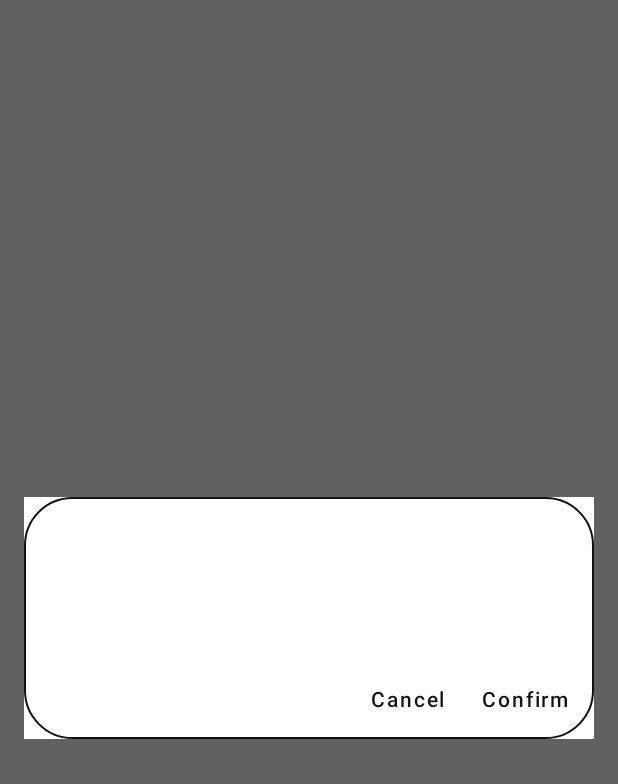
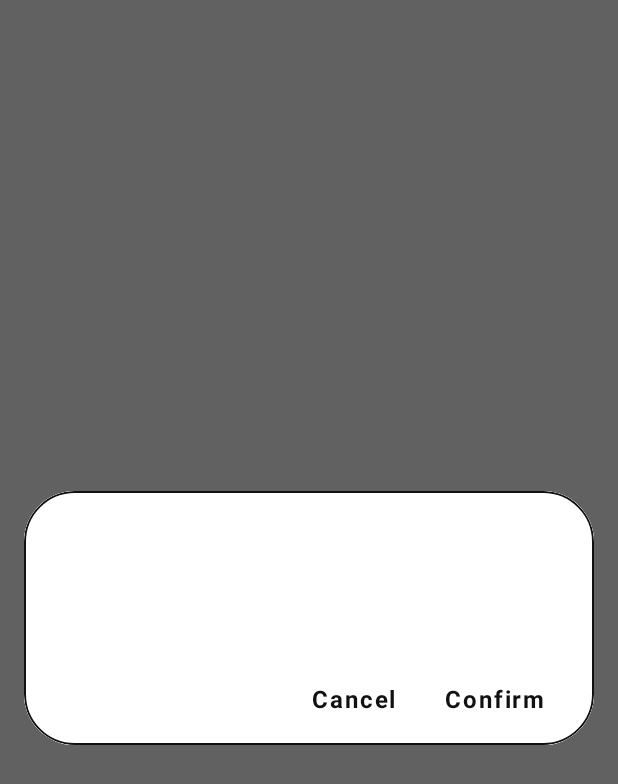
Before and after one commit to Pablit0x/BlueChat, an Android app built with Jetpack Compose: the composable CustomAlertDialog called with empty values, on a phone screen of 412 x 824 dp. Shown: the top 784 px of the screen. Run offline under Robolectric (Android 15) with nearby library versions, the phone set to English and light mode, and no system bars.

Commit message:
Polishing Alert Dialog, making sure the previous connection is closed before creating a new one

```diff
--- a/app/src/main/java/com/ps/bluechat/presentation/components/BluetoothDeviceList.kt
+++ b/app/src/main/java/com/ps/bluechat/presentation/components/BluetoothDeviceList.kt
@@ -50,7 +50,7 @@ fun BluetoothDeviceList(
         }
         items(pairedDevices) { pairedDevice ->
             BluetoothPairedDeviceItem(
-                deviceName = pairedDevice.deviceName ?: stringResource(id = R.string.no_name),
+                deviceName = pairedDevice.deviceName,
                 onClick = {
                     onStartConnecting(pairedDevice)
                 },
--- a/app/src/main/java/com/ps/bluechat/presentation/components/CustomAlertDialog.kt
+++ b/app/src/main/java/com/ps/bluechat/presentation/components/CustomAlertDialog.kt
@@ -1,7 +1,9 @@
 package com.ps.bluechat.presentation.components
 
 import androidx.compose.foundation.border
+import androidx.compose.foundation.layout.Spacer
 import androidx.compose.foundation.layout.padding
+import androidx.compose.foundation.layout.width
 import androidx.compose.foundation.shape.RoundedCornerShape
 import androidx.compose.material.AlertDialog
 import androidx.compose.material.MaterialTheme
@@ -9,15 +11,18 @@ import androidx.compose.material.Text
 import androidx.compose.material.TextButton
 import androidx.compose.runtime.Composable
 import androidx.compose.ui.Modifier
+import androidx.compose.ui.draw.clip
 import androidx.compose.ui.res.stringResource
 import androidx.compose.ui.text.font.FontWeight
 import androidx.compose.ui.unit.dp
+import androidx.compose.ui.unit.sp
 import com.ps.bluechat.R
 
 @Composable
 fun CustomAlertDialog(
     onCloseDialog: () -> Unit, title: String, description: String, onConfirmAction: () -> Unit
 ) {
+
     AlertDialog(onDismissRequest = {
         onCloseDialog()
     }, title = {
@@ -25,24 +30,37 @@ fun CustomAlertDialog(
     }, text = {
         Text(text = description)
     }, confirmButton = {
-        TextButton(onClick = {
-            onConfirmAction()
-            onCloseDialog()
-        }) {
+        TextButton(
+            onClick = {
+                onConfirmAction()
+                onCloseDialog()
+            }, modifier = Modifier.padding(4.dp)
+        ) {
             Text(
-                stringResource(id = R.string.confirm), color = MaterialTheme.colors.onBackground
+                stringResource(id = R.string.confirm),
+                color = MaterialTheme.colors.onBackground,
+                fontWeight = FontWeight.Bold,
+                fontSize = 16.sp
             )
+
+            Spacer(modifier = Modifier.width(12.dp))
         }
     }, dismissButton = {
-        TextButton(onClick = {
-            onCloseDialog()
-        }) {
+        TextButton(
+            onClick = {
+                onCloseDialog()
+            }, modifier = Modifier.padding(4.dp)
+        ) {
             Text(
-                stringResource(id = R.string.cancel), color = MaterialTheme.colors.onBackground
+                stringResource(id = R.string.cancel),
+                color = MaterialTheme.colors.onBackground,
+                fontWeight = FontWeight.Bold,
+                fontSize = 16.sp
             )
         }
     }, modifier = Modifier
         .padding(16.dp)
+        .clip(RoundedCornerShape(20))
         .gradientSurface()
         .border(
             1.dp, color = MaterialTheme.colors.onBackground, shape = RoundedCornerShape(20)
--- a/app/src/main/java/com/ps/bluechat/presentation/device_screen/DeviceScreen.kt
+++ b/app/src/main/java/com/ps/bluechat/presentation/device_screen/DeviceScreen.kt
@@ -123,7 +123,9 @@ fun DeviceScreen(
                         SweetError(
                             message = toastState.message,
                             duration = Toast.LENGTH_SHORT,
-                            contentAlignment = Alignment.Center)
+                            padding = PaddingValues(16.dp),
+                            contentAlignment = Alignment.Center
+                        )
                         toastState.isDisplayed = false
                     }
 
```
Also changed, not shown: app/src/main/java/com/ps/bluechat/data/chat/AndroidBluetoothController.kt (+15 -11 lines), app/src/main/java/com/ps/bluechat/data/chat/BluetoothDataTransferService.kt (+5 -3 lines), app/src/main/java/com/ps/bluechat/presentation/BluetoothViewModel.kt (+11 -11 lines), app/src/main/java/com/ps/bluechat/presentation/chat_screen/ChatScreen.kt (+27 -14 lines).
